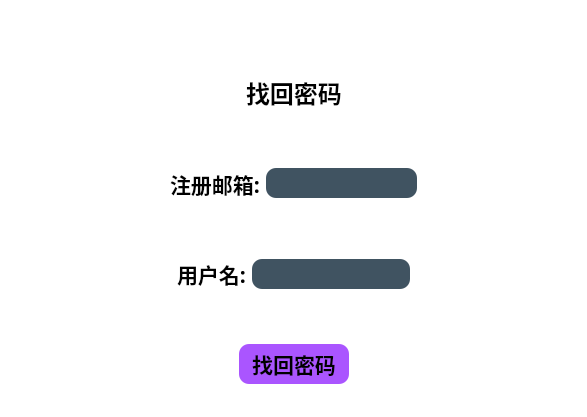
Before: the Qt Designer form Forget.ui in Krimmyjack/FlightManagement, drawn with Qt 5.
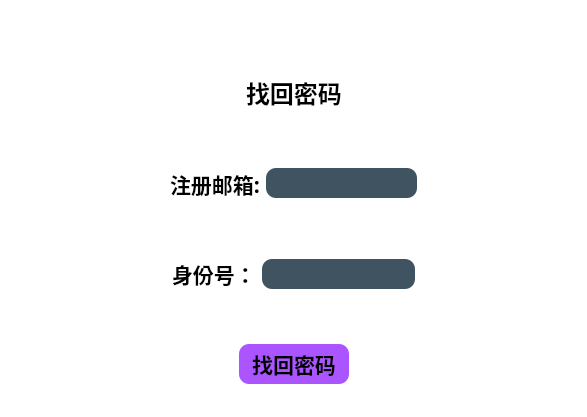
After: the same form once the commit is applied. Icons and pictures are not drawn.

The edit to the form file:
```diff
--- a/Forget.ui
+++ b/Forget.ui
@@ -223,7 +223,7 @@
          </font>
         </property>
         <property name="text">
-         <string>用户名:</string>
+         <string>身份号：</string>
         </property>
        </widget>
       </item>
```
